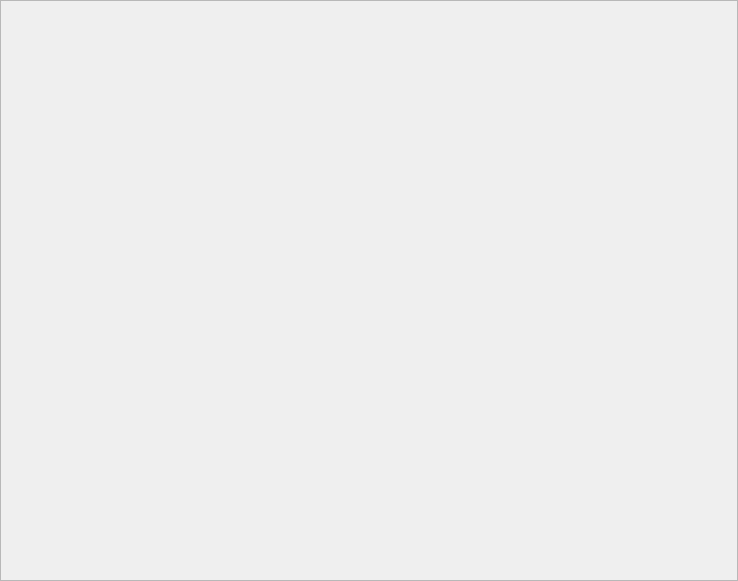
Qt form GEENIE/inspectorwidget.ui (SoftwareprojektGameEngine/GEENIE) before a commit.
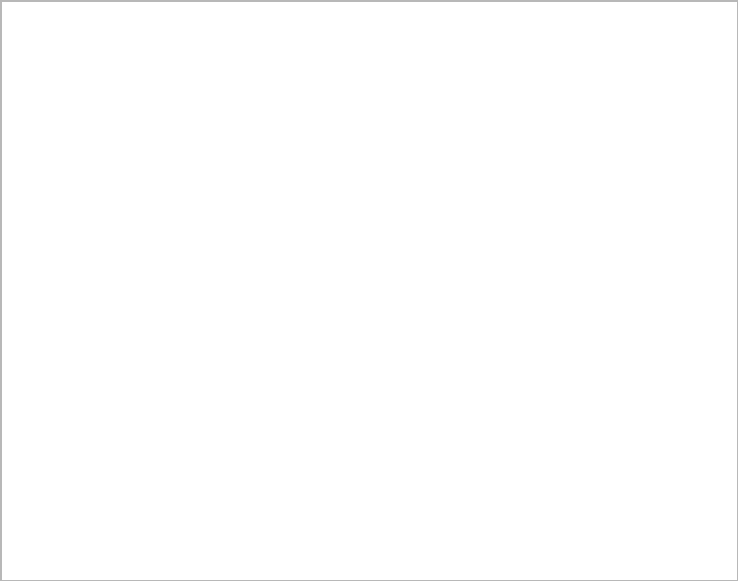
The same form after that commit.

```diff
--- a/GEENIE/inspectorwidget.ui
+++ b/GEENIE/inspectorwidget.ui
@@ -49,6 +49,16 @@
         <height>579</height>
        </rect>
       </property>
+      <widget class="QTreeView" name="treeView">
+       <property name="geometry">
+        <rect>
+         <x>0</x>
+         <y>0</y>
+         <width>741</width>
+         <height>581</height>
+        </rect>
+       </property>
+      </widget>
      </widget>
     </widget>
    </item>
```
